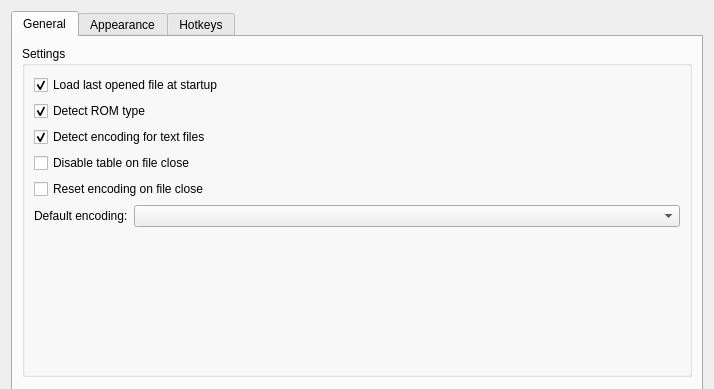
Before: the Qt Designer form src/optionsdialog.ui in road-t/RTHextion, drawn with Qt 5; both pictures show x 0 to 714 and y 0 to 389 of the 714 by 758 pixel window.
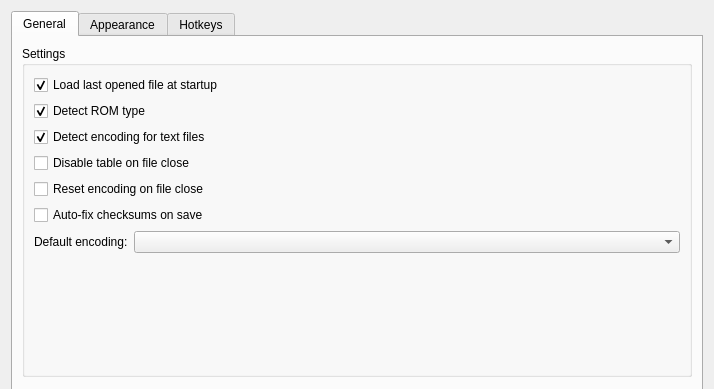
After: the same form once the commit is applied.

Commit message: Checksum automatic fix implemented

```diff
--- a/src/optionsdialog.ui
+++ b/src/optionsdialog.ui
@@ -89,6 +89,16 @@
             </property>
            </widget>
           </item>
+          <item>
+           <widget class="QCheckBox" name="cbAutoFixChecksums">
+            <property name="toolTip">
+             <string>Automatically recalculate and fix ROM checksums (MD, SMS, GG, GB, GBC, GBA, SNES) before saving</string>
+            </property>
+            <property name="text">
+             <string>Auto-fix checksums on save</string>
+            </property>
+           </widget>
+          </item>
           <item>
            <layout class="QHBoxLayout" name="hl_defaultEncoding">
             <item>
```
The commit also changes 3 other files.
